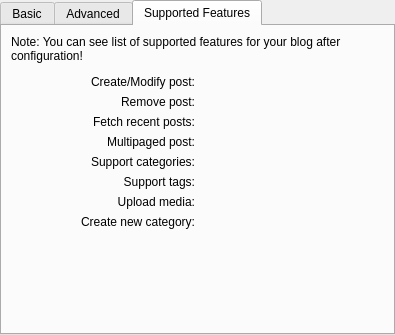
Above: blogilo/src/addeditblogbase.ui from chusopr/kdepim-ktimetracker-akonadi before the change. Below: the same form after it.
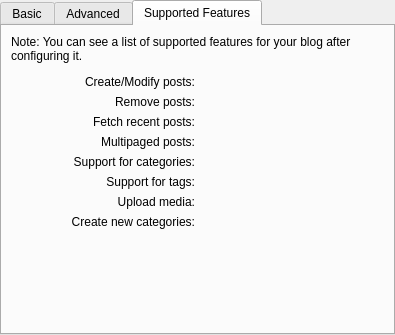
That is the form after the change. The open tabs and pages were chosen to show the change. Custom widgets are drawn as their Qt base class.

Diff of the .ui file:
```diff
--- a/blogilo/src/addeditblogbase.ui
+++ b/blogilo/src/addeditblogbase.ui
@@ -375,7 +375,7 @@
     <item row="2" column="0">
      <widget class="QLabel" name="label_11">
       <property name="text">
-       <string>Create/Modify post:</string>
+       <string>Create/Modify posts:</string>
       </property>
       <property name="alignment">
        <set>Qt::AlignRight|Qt::AlignTrailing|Qt::AlignVCenter</set>
@@ -404,7 +404,7 @@
     <item row="9" column="0">
      <widget class="QLabel" name="label_14">
       <property name="text">
-       <string>Support categories:</string>
+       <string>Support for categories:</string>
       </property>
       <property name="alignment">
        <set>Qt::AlignRight|Qt::AlignTrailing|Qt::AlignVCenter</set>
@@ -414,7 +414,7 @@
     <item row="10" column="0">
      <widget class="QLabel" name="label_16">
       <property name="text">
-       <string>Support tags:</string>
+       <string>Support for tags:</string>
       </property>
       <property name="alignment">
        <set>Qt::AlignRight|Qt::AlignTrailing|Qt::AlignVCenter</set>
@@ -430,7 +430,7 @@
     <item row="3" column="0">
      <widget class="QLabel" name="label_22">
       <property name="text">
-       <string>Remove post:</string>
+       <string>Remove posts:</string>
       </property>
       <property name="alignment">
        <set>Qt::AlignRight|Qt::AlignTrailing|Qt::AlignVCenter</set>
@@ -456,7 +456,7 @@
     <item row="5" column="0">
      <widget class="QLabel" name="label_20">
       <property name="text">
-       <string>Multipaged post:</string>
+       <string>Multipaged posts:</string>
       </property>
       <property name="alignment">
        <set>Qt::AlignRight|Qt::AlignTrailing|Qt::AlignVCenter</set>
@@ -469,7 +469,7 @@
     <item row="0" column="0" colspan="2">
      <widget class="QLabel" name="label_10">
       <property name="text">
-       <string>Note: You can see list of supported features for your blog after configuration!</string>
+       <string>Note: You can see a list of supported features for your blog after configuring it.</string>
       </property>
       <property name="wordWrap">
        <bool>true</bool>
@@ -492,7 +492,7 @@
     <item row="16" column="0">
      <widget class="QLabel" name="label_15">
       <property name="text">
-       <string>Create new category:</string>
+       <string>Create new categories:</string>
       </property>
       <property name="alignment">
        <set>Qt::AlignRight|Qt::AlignTrailing|Qt::AlignVCenter</set>
```
Left out of the diff: 18 changed lines with no effect on the pictures.
